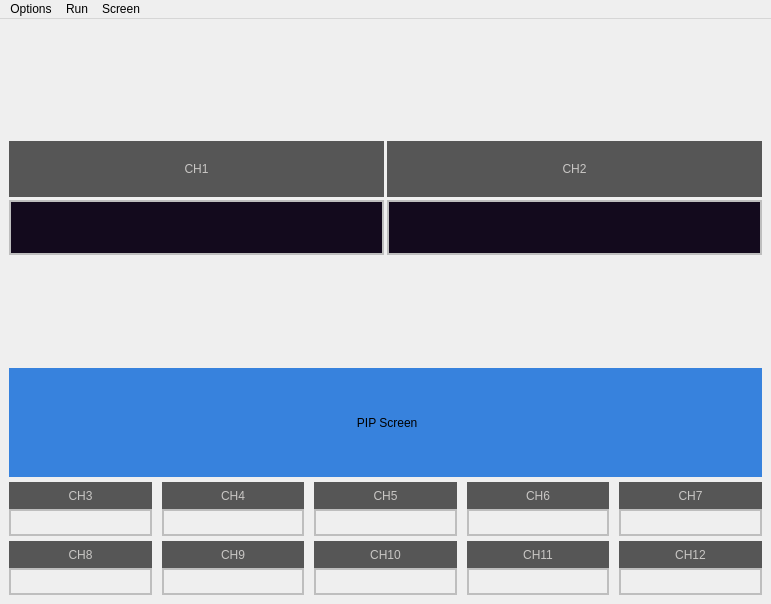
First picture: the form in UI/BroadCast.ui, repository SadPig00/OnePersonBroadCast, before the edit.
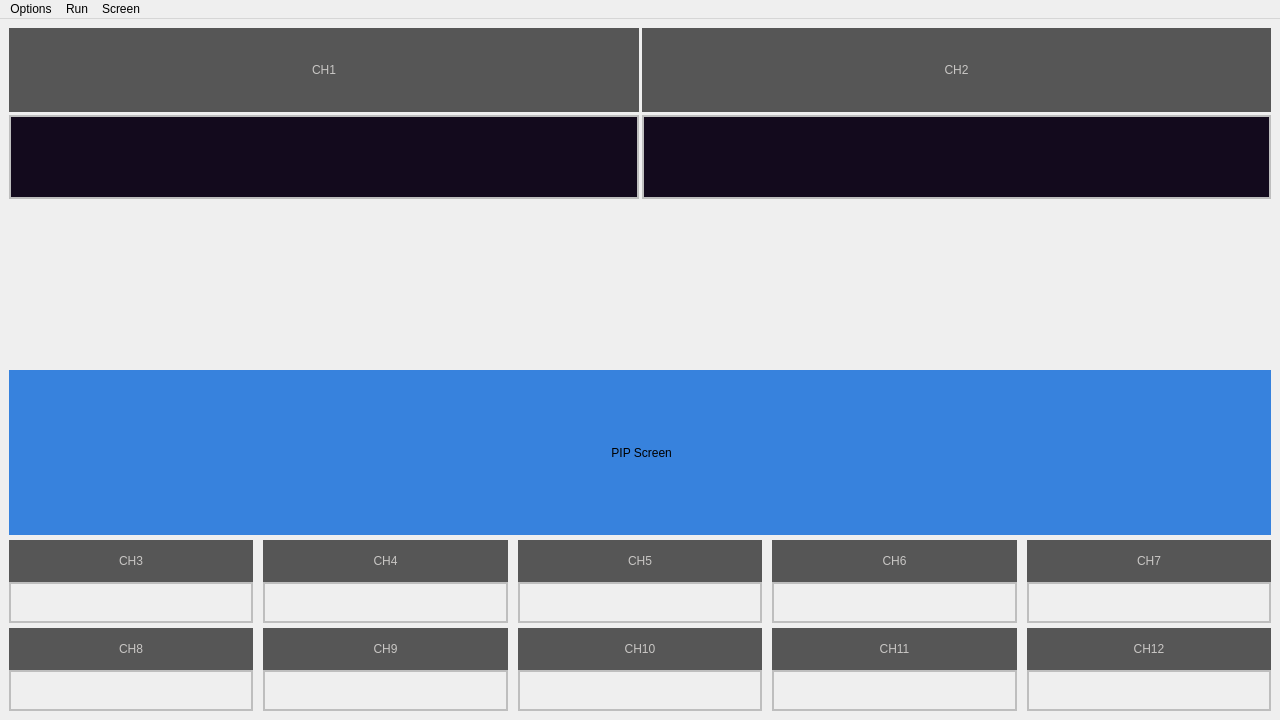
Second picture: the form after the edit.

Diff of the .ui file:
```diff
--- a/UI/BroadCast.ui
+++ b/UI/BroadCast.ui
@@ -6,8 +6,8 @@
    <rect>
     <x>0</x>
     <y>0</y>
-    <width>771</width>
-    <height>604</height>
+    <width>1280</width>
+    <height>720</height>
    </rect>
   </property>
   <property name="windowTitle">
@@ -36,7 +36,7 @@
       <property name="verticalSpacing">
        <number>0</number>
       </property>
-      <item row="1" column="0">
+      <item row="0" column="0">
        <layout class="QHBoxLayout" name="main_layout">
         <property name="spacing">
          <number>3</number>
@@ -125,7 +125,7 @@
         </item>
        </layout>
       </item>
-      <item row="5" column="0">
+      <item row="4" column="0">
        <layout class="QGridLayout" name="ch_all_layout">
         <property name="horizontalSpacing">
          <number>10</number>
@@ -513,40 +513,6 @@
        </layout>
       </item>
       <item row="2" column="0">
-       <layout class="QVBoxLayout" name="emptyLayout1">
-        <property name="spacing">
-         <number>0</number>
-        </property>
-        <item>
-         <widget class="QLabel" name="label">
-          <property name="text">
-           <string/>
-          </property>
-          <property name="alignment">
-           <set>Qt::AlignCenter</set>
-          </property>
-         </widget>
-        </item>
-       </layout>
-      </item>
-      <item row="0" column="0">
-       <layout class="QVBoxLayout" name="emptyLayout2">
-        <property name="spacing">
-         <number>0</number>
-        </property>
-        <item>
-         <widget class="QLabel" name="label_2">
-          <property name="text">
-           <string/>
-          </property>
-          <property name="alignment">
-           <set>Qt::AlignCenter</set>
-          </property>
-         </widget>
-        </item>
-       </layout>
-      </item>
-      <item row="3" column="0">
        <layout class="QVBoxLayout" name="pip_label_layout" stretch="0">
         <property name="bottomMargin">
          <number>5</number>
@@ -577,6 +543,23 @@
         </item>
        </layout>
       </item>
+      <item row="1" column="0">
+       <layout class="QVBoxLayout" name="emptyLayout1">
+        <property name="spacing">
+         <number>0</number>
+        </property>
+        <item>
+         <widget class="QLabel" name="label">
+          <property name="text">
+           <string/>
+          </property>
+          <property name="alignment">
+           <set>Qt::AlignCenter</set>
+          </property>
+         </widget>
+        </item>
+       </layout>
+      </item>
      </layout>
     </item>
    </layout>
@@ -586,7 +569,7 @@
     <rect>
      <x>0</x>
      <y>0</y>
-     <width>771</width>
+     <width>1280</width>
      <height>21</height>
     </rect>
    </property>
```
